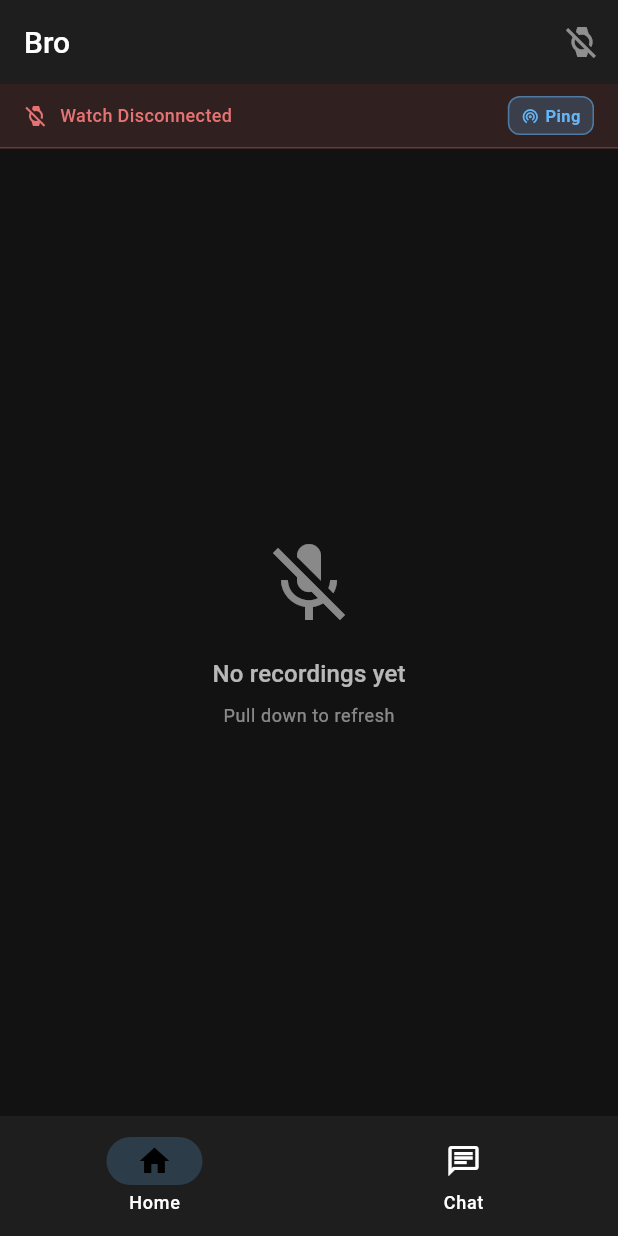
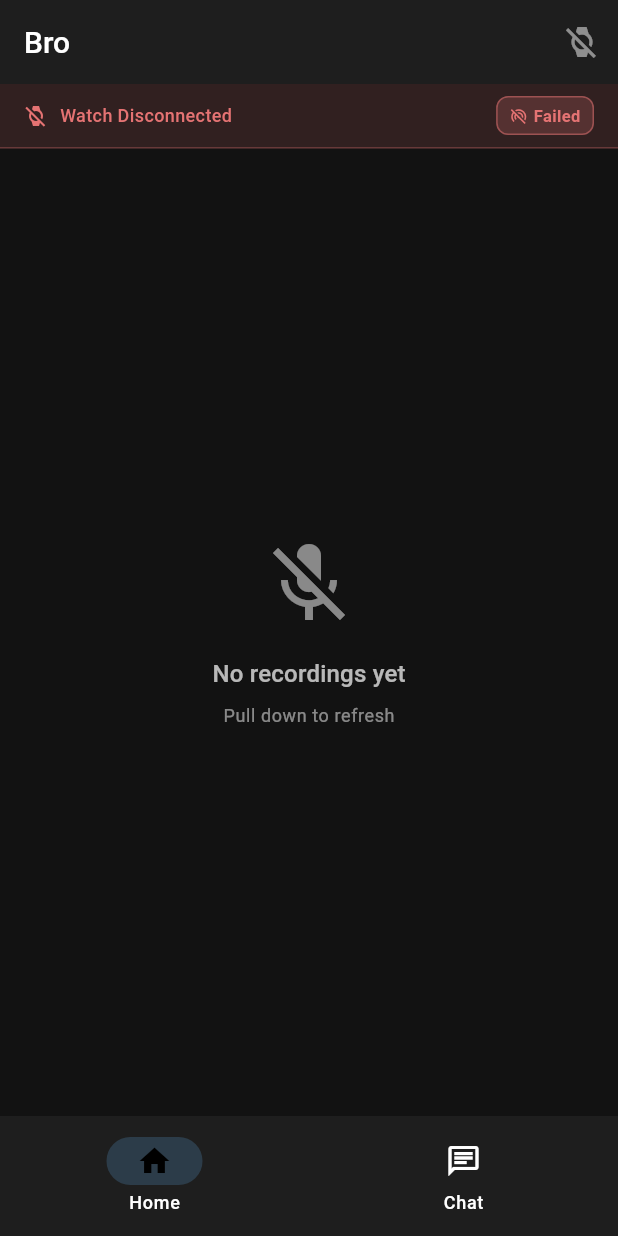
Before and after one commit to festeh/bro, a Flutter app: the screen it shows after launch, after a tap on "Ping", on a phone screen of 412 x 824 dp. Run offline on Flutter 3.47's test engine with Material 3 defaults, Android fonts, the phone set to English and light mode, and no system bars; our stand-ins replace just_audio, logger.

Commit message:
Show ping failure state on button
- Add lastPingSuccess tracking to phone app
- Ping button turns red with "Failed" text when ping fails
- Icon changes to wifi_tethering_off on failure

🤖 Generated with [Claude Code](https://claude.com/claude-code)

Co-Authored-By: Claude Opus 4.5 <noreply@anthropic.com>

```diff
--- a/phone/lib/features/home/home_page.dart
+++ b/phone/lib/features/home/home_page.dart
@@ -19,6 +19,7 @@ class _HomePageState extends State<HomePage> {
   List<SpeechFile> _files = [];
   bool _isLoading = false;
   bool _isPinging = false;
+  bool? _lastPingSuccess;
   SyncStatus _syncStatus = SyncStatus.disconnected;
 
   @override
@@ -110,9 +111,15 @@ class _HomePageState extends State<HomePage> {
     setState(() => _isPinging = true);
 
     try {
-      await _channel.invokeMethod('pingWatch');
+      final success = await _channel.invokeMethod<bool>('pingWatch') ?? false;
+      if (mounted) {
+        setState(() => _lastPingSuccess = success);
+      }
     } on PlatformException catch (e) {
       debugPrint('Failed to ping watch: ${e.message}');
+      if (mounted) {
+        setState(() => _lastPingSuccess = false);
+      }
     } finally {
       if (mounted) {
         setState(() => _isPinging = false);
@@ -133,6 +140,7 @@ class _HomePageState extends State<HomePage> {
             status: _syncStatus,
             onPing: _pingWatch,
             isPinging: _isPinging,
+            lastPingSuccess: _lastPingSuccess,
           ),
           Expanded(
             child: RefreshIndicator(
--- a/phone/lib/features/home/widgets/connection_status_bar.dart
+++ b/phone/lib/features/home/widgets/connection_status_bar.dart
@@ -6,12 +6,14 @@ class ConnectionStatusBar extends StatelessWidget {
   final SyncStatus status;
   final VoidCallback? onPing;
   final bool isPinging;
+  final bool? lastPingSuccess;
 
   const ConnectionStatusBar({
     super.key,
     required this.status,
     this.onPing,
     this.isPinging = false,
+    this.lastPingSuccess,
   });
 
   @override
@@ -67,6 +69,9 @@ class ConnectionStatusBar extends StatelessWidget {
   }
 
   Widget _buildPingButton() {
+    final pingFailed = lastPingSuccess == false;
+    final buttonColor = pingFailed ? Tokens.error : Tokens.primary;
+
     return GestureDetector(
       onTap: isPinging ? null : onPing,
       child: AnimatedContainer(
@@ -76,9 +81,9 @@ class ConnectionStatusBar extends StatelessWidget {
           vertical: Tokens.spacingXs,
         ),
         decoration: BoxDecoration(
-          color: Tokens.primary.withOpacity(isPinging ? 0.3 : 0.2),
+          color: buttonColor.withOpacity(isPinging ? 0.3 : 0.2),
           borderRadius: BorderRadius.circular(Tokens.radiusSm),
-          border: Border.all(color: Tokens.primary.withOpacity(0.5), width: 1),
+          border: Border.all(color: buttonColor.withOpacity(0.5), width: 1),
         ),
         child: Row(
           mainAxisSize: MainAxisSize.min,
@@ -89,16 +94,20 @@ class ConnectionStatusBar extends StatelessWidget {
                 height: 12,
                 child: CircularProgressIndicator(
                   strokeWidth: 1.5,
-                  color: Tokens.primary,
+                  color: buttonColor,
                 ),
               )
             else
-              Icon(Icons.wifi_tethering, size: 12, color: Tokens.primary),
+              Icon(
+                pingFailed ? Icons.wifi_tethering_off : Icons.wifi_tethering,
+                size: 12,
+                color: buttonColor,
+              ),
             const SizedBox(width: 4),
             Text(
-              isPinging ? 'Pinging...' : 'Ping',
+              isPinging ? 'Pinging...' : (pingFailed ? 'Failed' : 'Ping'),
               style: TextStyle(
-                color: Tokens.primary,
+                color: buttonColor,
                 fontSize: 11,
                 fontWeight: FontWeight.w600,
               ),
```
